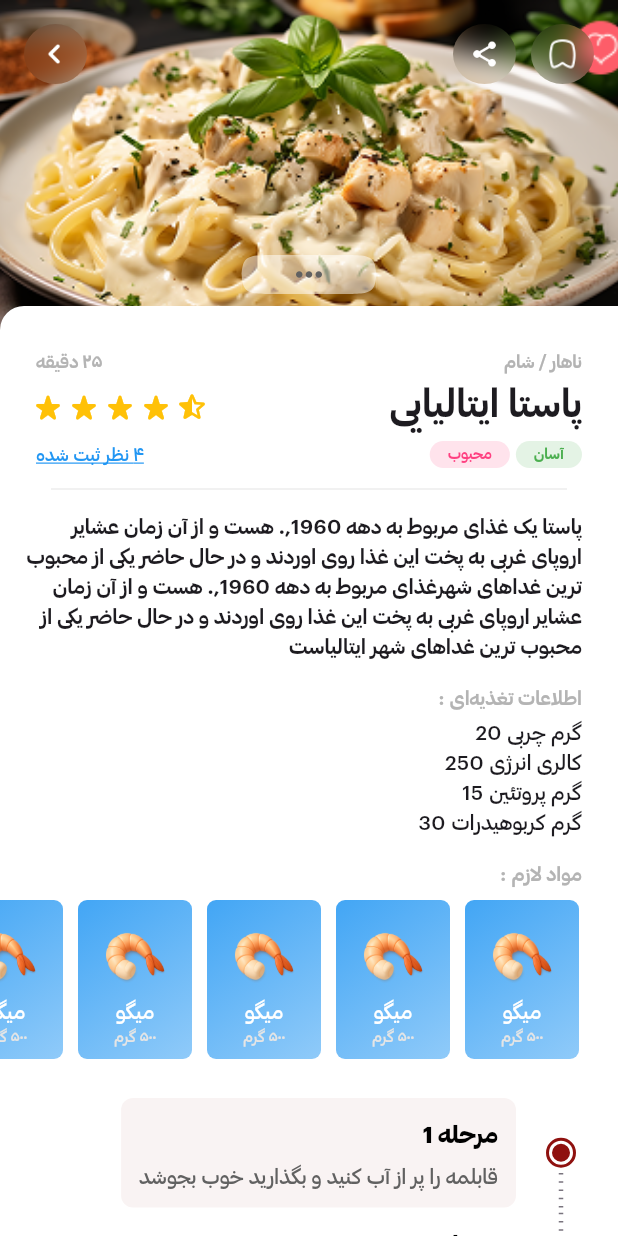
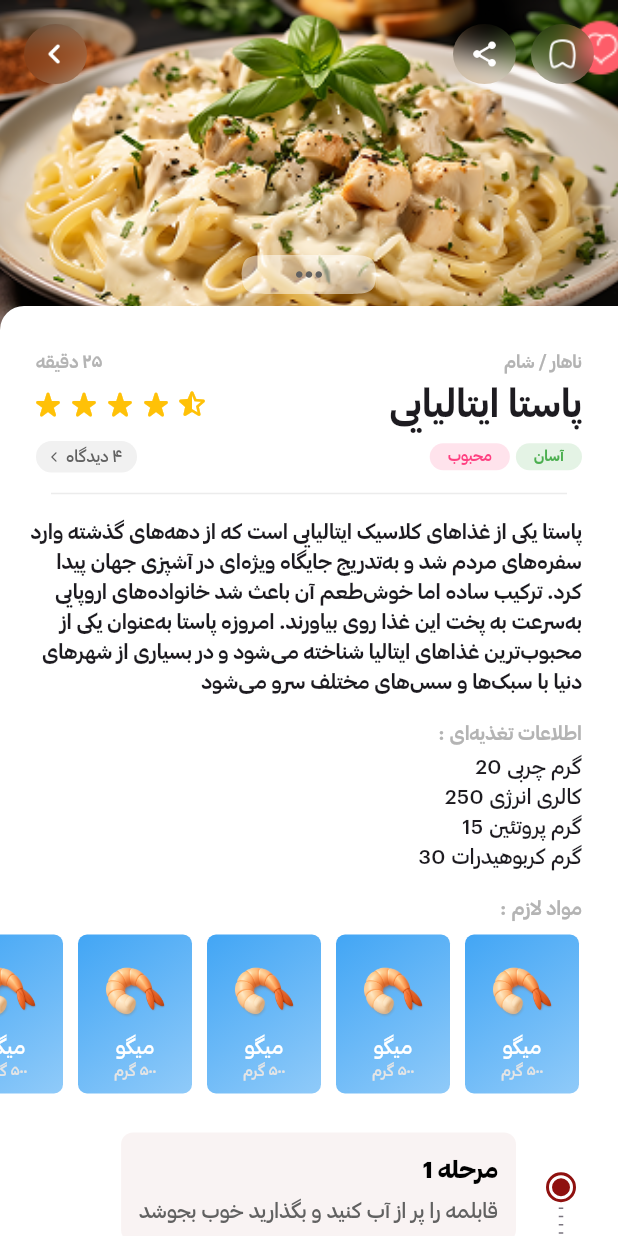
Before and after one commit to matinnajafi/mazeh_app, a Flutter app: the screen it shows after launch, on a phone screen of 412 x 824 dp. Run offline on Flutter 3.47's test engine with Material 3 defaults, Android fonts, the phone set to English and light mode, and no system bars; our stand-ins replace carousel_slider, flutter_staggered_animations, fluttertoast, go_router, timelines_plus; missing offline and left inert: animated_analog_clock, fade_scroll_app_bar.

Commit message:
Update recipe header info

```diff
--- a/lib/features/recipe/presentation/widgets/recipe_info.dart
+++ b/lib/features/recipe/presentation/widgets/recipe_info.dart
@@ -8,7 +8,7 @@ class RecipeDescription extends StatelessWidget {
   Widget build(BuildContext context) {
     return Text(
       textAlign: TextAlign.right,
-      'پاستا یک غذای مربوط به دهه 1960,. هست و از آن زمان عشایر اروپای غربی به پخت این غذا روی اوردند و در حال حاضر یکی از محبوب ترین غداهای شهرغذای مربوط به دهه 1960,. هست و از آن زمان عشایر اروپای غربی به پخت این غذا روی اوردند و در حال حاضر یکی از محبوب ترین غداهای شهر ایتالیاست',
+      'پاستا یکی از غذاهای کلاسیک ایتالیایی است که از دهه‌های گذشته وارد سفره‌های مردم شد و به‌تدریج جایگاه ویژه‌ای در آشپزی جهان پیدا کرد. ترکیب ساده اما خوش‌طعم آن باعث شد خانواده‌های اروپایی به‌سرعت به پخت این غذا روی بیاورند. امروزه پاستا به‌عنوان یکی از محبوب‌ترین غذاهای ایتالیا شناخته می‌شود و در بسیاری از شهرهای دنیا با سبک‌ها و سس‌های مختلف سرو می‌شود',
       style: TextStyle(fontFamily: 'CSB'),
     );
   }
@@ -22,16 +22,36 @@ class RecipeTagsBar extends StatelessWidget {
     return Row(
       crossAxisAlignment: CrossAxisAlignment.center,
       children: [
-        const Text(
-          '۴ نظر ثبت شده',
-          textDirection: TextDirection.rtl,
-          style: TextStyle(
-            color: Colors.blue,
-            fontFamily: 'CM',
-            fontSize: 12,
-            textBaseline: TextBaseline.ideographic,
-            decoration: TextDecoration.underline,
-            decorationColor: Colors.blue,
+        Container(
+          padding: const EdgeInsets.only(top: 2, bottom: 3, left: 8, right: 10),
+          decoration: BoxDecoration(
+            color: Colors.grey.withOpacity(0.15),
+            borderRadius: BorderRadius.circular(12),
+          ),
+          child: Row(
+            mainAxisSize: MainAxisSize.max,
+            mainAxisAlignment: MainAxisAlignment.center,
+            crossAxisAlignment: CrossAxisAlignment.center,
+            children: [
+              Padding(
+                padding: const EdgeInsets.only(top: 1),
+                child: Icon(
+                  Icons.arrow_back_ios_new_rounded,
+                  size: 8,
+                  color: Colors.grey[700],
+                ),
+              ),
+              const SizedBox(width: 4),
+              Text(
+                '۴ دیدگاه',
+                textDirection: TextDirection.rtl,
+                style: TextStyle(
+                  color: Colors.grey[700],
+                  fontFamily: 'CM',
+                  fontSize: 11,
+                ),
+              ),
+            ],
           ),
         ),
         const Spacer(),
@@ -96,7 +116,7 @@ class RecipeHeader extends StatelessWidget {
       mainAxisSize: MainAxisSize.max,
       children: [
         Padding(
-          padding: const EdgeInsets.only(top: 8),
+          padding: const EdgeInsets.only(top: 4),
           child: Row(
             children: List.generate(
               4,
```
